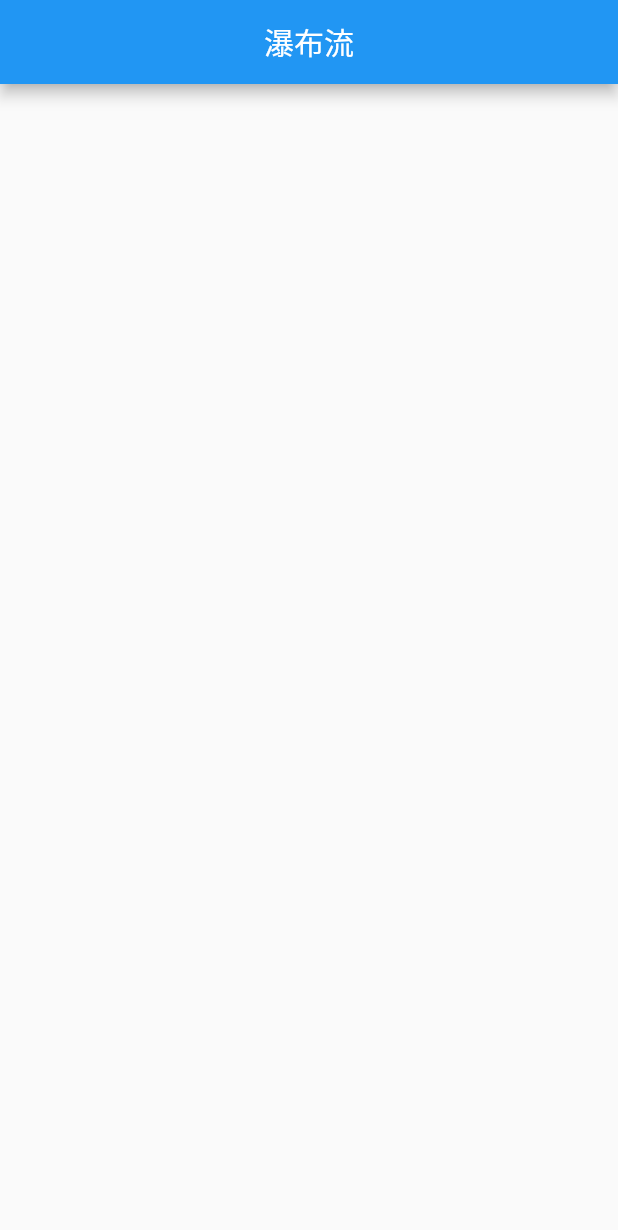
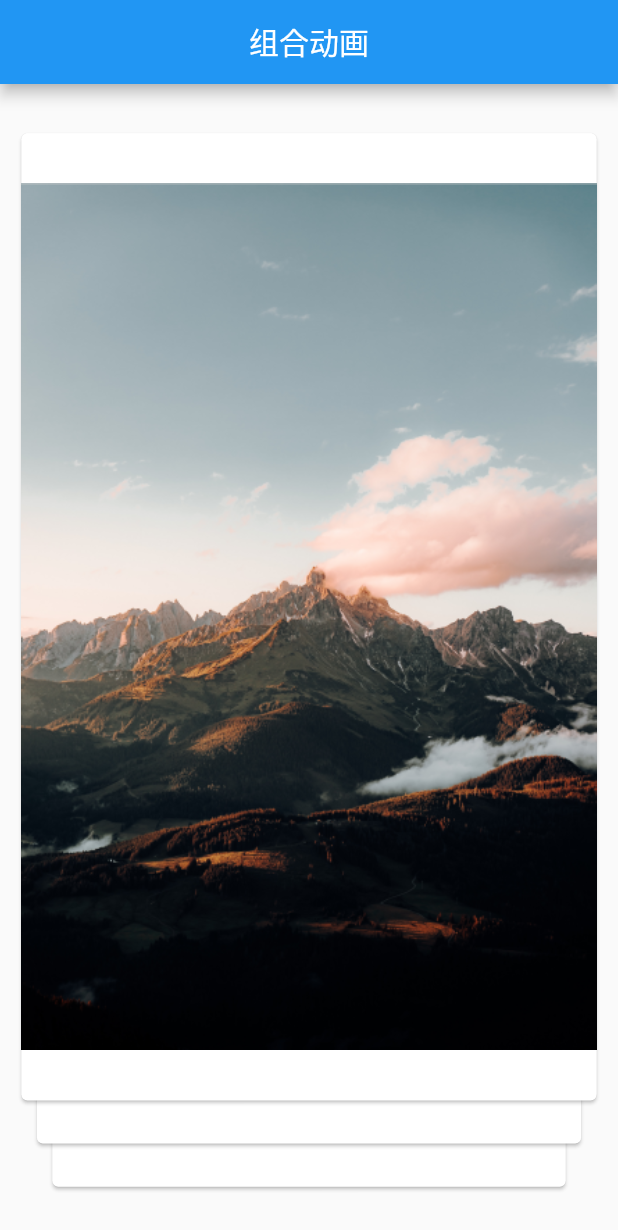
Before and after one commit to RuijinYao/MyFlutterLibrary, a Flutter app: the screen it shows after launch, on a phone screen of 412 x 824 dp. Shown: the top 1230 px of the screen. Run offline on Flutter 3.47's test engine with Material 2 defaults, Android fonts, the phone set to English and light mode, and no system bars; our stand-ins replace cached_network_image, convert, dio, flutter_screenutil, flutter_swiper, font_awesome_flutter and 4 more; missing offline and left inert: flutter_picker.

Commit message:
组合动画实现卡片切换   旋转, 移动, 缩放

```diff
--- /dev/null
+++ b/my_flutter_library/lib/CombinationAnimation.dart
@@ -0,0 +1,391 @@
+import 'dart:math';
+
+import 'package:flutter/cupertino.dart';
+import 'package:flutter/material.dart';
+import 'package:flutter/physics.dart';
+import 'package:flutter_screenutil/flutter_screenutil.dart';
+
+class CombinationAnimation extends StatefulWidget {
+  @override
+  State<StatefulWidget> createState() {
+    return CombinationAnimationState();
+  }
+}
+
+class CombinationAnimationState extends State<CombinationAnimation> with AutomaticKeepAliveClientMixin, TickerProviderStateMixin {
+  // 卡片列表
+  final List<Widget> _cards = [];
+
+  final List<String> _photos = ['assets/photo_1.png', 'assets/photo_2.png', 'assets/photo_3.png', 'assets/photo_4.png', 'assets/photo_5.png'];
+
+  // 保存最前面卡片的定位
+  Alignment _frontCardAlignment = Alignment(0.0, -0.5);
+
+  // 保存最前面卡片的旋转角度
+  double _frontCardRotation = 0.0;
+
+  // 卡片横轴距离限制
+  final double limit = 5.0;
+
+  // 卡片回弹动画
+  Animation<Alignment> _reboundAnimation;
+
+  // 卡片回弹动画控制器
+  AnimationController _reboundController;
+
+  // 卡片位置变换动画控制器
+  AnimationController _cardChangeController;
+
+  //  前面的卡片，使用 Align 定位
+  Widget _frontCard(BoxConstraints constraints) {
+    // 判断是否还有卡片
+    Widget card = _cards[0];
+
+    // 判断动画是否在运行
+    bool forward = _cardChangeController.status == AnimationStatus.forward;
+    Widget rotate = Transform.rotate(
+      angle: (pi / 180.0) * _frontCardRotation,
+      // 使用 SizedBox 确定卡片尺寸
+      child: SizedBox.fromSize(
+        // 计算卡片尺寸，相对于父容器
+        size: CardSizes.front(constraints),
+        child: card,
+      ),
+    );
+
+    // 在动画运行时使用动画值
+    if (forward) {
+      return Align(
+        alignment: CardAnimations.frontCardDisappearAnimation(
+          _cardChangeController,
+          _frontCardAlignment,
+        ).value,
+        child: rotate,
+      );
+    }
+
+    // 否则使用默认值
+    return Align(
+      alignment: _frontCardAlignment,
+      child: rotate,
+    );
+  }
+
+  // 中间的卡片，使用 Align 定位
+  Widget _middleCard(BoxConstraints constraints) {
+    // 判断是否还有两张卡片
+    Widget card = _cards[1];
+    // 判断动画是否在运行
+    bool forward = _cardChangeController.status == AnimationStatus.forward;
+
+    // 在动画运行时使用动画值
+    if (forward) {
+      return Align(
+        alignment: CardAnimations.middleCardAlignmentAnimation(
+          _cardChangeController,
+        ).value,
+        child: SizedBox.fromSize(
+          size: CardAnimations.middleCardSizeAnimation(
+            _cardChangeController,
+            constraints,
+          ).value,
+          child: card,
+        ),
+      );
+    }
+
+    // 否则使用默认值
+    return Align(
+      alignment: CardAlignments.middle,
+      child: SizedBox.fromSize(
+        size: CardSizes.middle(constraints),
+        child: card,
+      ),
+    );
+  }
+
+  // 后面的卡片，使用 Align 定位
+  Widget _backCard(BoxConstraints constraints) {
+    // 判断数组中是否还有三张卡片
+    Widget card = _cards[2];
+    // 判断动画是否在运行
+    bool forward = _cardChangeController.status == AnimationStatus.forward;
+
+    // 在动画运行时使用动画值
+    if (forward) {
+      return Align(
+        alignment: CardAnimations.backCardAlignmentAnimation(
+          _cardChangeController,
+        ).value,
+        child: SizedBox.fromSize(
+          size: CardAnimations.backCardSizeAnimation(
+            _cardChangeController,
+            constraints,
+          ).value,
+          child: card,
+        ),
+      );
+    }
+
+    // 否则使用默认值
+    return Align(
+      alignment: CardAlignments.back,
+      child: SizedBox.fromSize(
+        size: CardSizes.back(constraints),
+        child: card,
+      ),
+    );
+  }
+
+  @override
+  void initState() {
+    super.initState();
+
+    // 初始化回弹的动画控制器
+    _reboundController = AnimationController(vsync: this)
+      ..addListener(() {
+        setState(() {
+          // 动画运行时更新最前面卡片的 alignment 属性
+          _frontCardAlignment = _reboundAnimation.value;
+        });
+      });
+
+    // 初始化卡片换位动画控制器
+    _cardChangeController = AnimationController(
+      duration: Duration(milliseconds: 500),
+      vsync: this,
+    )
+      ..addListener(() => setState(() {}))
+      ..addStatusListener((status) {
+        if (status == AnimationStatus.completed) {
+          // 动画结束后将将第一位移到最后一位, 以实现循环播放
+          _cards.add(_cards.removeAt(0));
+
+          // 动画运行结束后重置位置和旋转
+          _frontCardRotation = 0.0;
+          _frontCardAlignment = CardAlignments.front;
+          setState(() {});
+        }
+      });
+
+    _cards.addAll(List.generate(
+        5,
+        (index) => Card(
+              color: Colors.white,
+              child: Image.asset(_photos[index])
+            )));
+  }
+
+  @override
+  Widget build(BuildContext context) {
+    super.build(context);
+    ScreenUtil.init(context, width: 750, height: 1334, allowFontScaling: true);
+
+    return Scaffold(
+      appBar: AppBar(
+        title: Text("组合动画"),
+        centerTitle: true,
+      ),
+      body: LayoutBuilder(
+        builder: (context, constraints) {
+          // 使用 LayoutBuilder 获取容器的尺寸，传个子项计算卡片尺寸
+          Size size = MediaQuery.of(context).size;
+          double speed = 10.0;
+
+          return Stack(
+            children: <Widget>[
+              _cards.length > 2 ? _backCard(constraints) : Container(),
+              _cards.length > 1 ? _middleCard(constraints) : Container(),
+              _cards.length > 0 ? _frontCard(constraints) : _emptyView(),
+
+              // 使用一个占满父元素的 GestureDetector 监听手指移动
+              // 如果动画在运行中就不在响应手势
+              // 设备数大于1才响应手势
+              _cardChangeController.status != AnimationStatus.forward && _cards.length > 1
+                  ? SizedBox.expand(
+                      child: GestureDetector(
+                        onPanDown: (DragDownDetails details) {},
+                        onPanUpdate: (DragUpdateDetails details) {
+                          // 手指移动就更新最前面卡片的 alignment 属性
+                          _frontCardAlignment += Alignment(
+                            details.delta.dx / (size.width / 2) * speed,
+                            details.delta.dy / (size.height / 2) * speed,
+                          );
+                          // 设置最前面卡片的旋转角度
+                          _frontCardRotation = _frontCardAlignment.x;
+                          // setState 更新界面
+                          setState(() {});
+                        },
+                        onPanEnd: (DragEndDetails details) {
+                          // 如果最前面的卡片横轴移动距离超过限制就运行换位动画，否则运行回弹动画
+                          if (_frontCardAlignment.x > limit || _frontCardAlignment.x < -limit) {
+                            _runChangeOrderAnimation();
+                          } else {
+                            _runReboundAnimation(
+                              details.velocity.pixelsPerSecond,
+                              size,
+                            );
+                          }
+                        },
+                      ),
+                    )
+                  : IgnorePointer(),
+            ],
+          );
+        },
+      ),
+    );
+  }
+
+  //列表为空显示空提醒
+  Widget _emptyView() {
+    return Center(
+      child: Text(
+        "暂无设备\n请联系工作人员上门绑定设备",
+        textAlign: TextAlign.center,
+        style: TextStyle(fontSize: 40.sp),
+      ),
+    );
+  }
+
+  // 改变位置的动画
+  void _runChangeOrderAnimation() {
+    _cardChangeController.reset();
+    _cardChangeController.forward();
+  }
+
+  // 卡片回弹的动画
+  void _runReboundAnimation(Offset pixelsPerSecond, Size size) {
+    // 创建动画值
+    _reboundAnimation = _reboundController.drive(
+      AlignmentTween(
+        // 起始值是卡片当前位置，最终值是卡片的默认位置
+        begin: _frontCardAlignment,
+        end: Alignment(0.0, -0.5),
+      ),
+    );
+    // 计算卡片运动速度
+    final double unitsPerSecondX = pixelsPerSecond.dx / size.width;
+    final double unitsPerSecondY = pixelsPerSecond.dy / size.height;
+    final unitsPerSecond = Offset(unitsPerSecondX, unitsPerSecondY);
+    final unitVelocity = unitsPerSecond.distance;
+    // 创建弹簧模拟的定义
+    const spring = SpringDescription(mass: 30, stiffness: 1, damping: 1);
+    // 创建弹簧模拟
+    final simulation = SpringSimulation(spring, 0, 1, -unitVelocity);
+    // 根据给定的模拟运行动画
+    _reboundController.animateWith(simulation);
+    // 重置旋转值
+    _frontCardRotation = 0.0;
+    setState(() {});
+  }
+
+  @override
+  bool get wantKeepAlive => true;
+}
+
+/// 卡片尺寸
+class CardSizes {
+  static Size front(BoxConstraints constraints) {
+    return Size(constraints.maxWidth * 0.95, constraints.maxHeight * 0.85);
+  }
+
+  static Size middle(BoxConstraints constraints) {
+    return Size(constraints.maxWidth * 0.9, constraints.maxHeight * 0.85);
+  }
+
+  static Size back(BoxConstraints constraints) {
+    return Size(constraints.maxWidth * 0.85, constraints.maxHeight * 0.85);
+  }
+}
+
+/// 卡片位置
+class CardAlignments {
+  static Alignment front = Alignment(0.0, -0.5);
+  static Alignment middle = Alignment(0.0, 0.0);
+  static Alignment back = Alignment(0.0, 0.5);
+}
+
+/// 卡片运动动画
+class CardAnimations {
+  /// 最前面卡片的消失动画值
+  static Animation<Alignment> frontCardDisappearAnimation(
+    AnimationController parent,
+    Alignment beginAlignment,
+  ) {
+    return AlignmentTween(
+      begin: beginAlignment,
+      end: Alignment(
+        beginAlignment.x > 0 ? beginAlignment.x + 40.0 : beginAlignment.x - 40.0,
+        0.0,
+      ),
+    ).animate(
+      CurvedAnimation(
+        parent: parent,
+        curve: Interval(0.0, 0.5, curve: Curves.easeIn),
+      ),
+    );
+  }
+
+  /// 中间卡片位置变换动画值
+  static Animation<Alignment> middleCardAlignmentAnimation(
+    AnimationController parent,
+  ) {
+    return AlignmentTween(
+      begin: CardAlignments.middle,
+      end: CardAlignments.front,
+    ).animate(
+      CurvedAnimation(
+        parent: parent,
+        curve: Interval(0.2, 0.5, curve: Curves.easeIn),
+      ),
+    );
+  }
+
+  /// 中间卡片尺寸变换动画值
+  static Animation<Size> middleCardSizeAnimation(
+    AnimationController parent,
+    BoxConstraints constraints,
+  ) {
+    return SizeTween(
+      begin: CardSizes.middle(constraints),
+      end: CardSizes.front(constraints),
+    ).animate(
+      CurvedAnimation(
+        parent: parent,
+        curve: Interval(0.2, 0.5, curve: Curves.easeIn),
+      ),
+    );
+  }
+
+  /// 最后面卡片位置变换动画值
+  static Animation<Alignment> backCardAlignmentAnimation(
+    AnimationController parent,
+  ) {
+    return AlignmentTween(
+      begin: CardAlignments.back,
+      end: CardAlignments.middle,
+    ).animate(
+      CurvedAnimation(
+        parent: parent,
+        curve: Interval(0.4, 0.7, curve: Curves.easeIn),
+      ),
+    );
+  }
+
+  /// 最后面卡片尺寸变换动画值
+  static Animation<Size> backCardSizeAnimation(
+    AnimationController parent,
+    BoxConstraints constraints,
+  ) {
+    return SizeTween(
+      begin: CardSizes.back(constraints),
+      end: CardSizes.middle(constraints),
+    ).animate(
+      CurvedAnimation(
+        parent: parent,
+        curve: Interval(0.4, 0.7, curve: Curves.easeIn),
+      ),
+    );
+  }
+}
--- a/my_flutter_library/lib/main.dart
+++ b/my_flutter_library/lib/main.dart
@@ -1,5 +1,6 @@
 import 'package:flutter/material.dart';
 import 'package:flutter_screenutil/flutter_screenutil.dart';
+import 'package:my_flutter_library/CombinationAnimation.dart';
 import 'package:my_flutter_library/DownloadPage.dart';
 import 'package:my_flutter_library/ListAnimationPage.dart';
 import 'package:my_flutter_library/PagerGridPage.dart';
@@ -23,7 +24,7 @@ class MyApp extends StatelessWidget {
         primarySwatch: Colors.blue,
         visualDensity: VisualDensity.adaptivePlatformDensity,
       ),
-      home: StaggeredGridPage(),
+      home: CombinationAnimation(),
     );
   }
 }
--- a/my_flutter_library/pubspec.yaml
+++ b/my_flutter_library/pubspec.yaml
@@ -75,6 +75,11 @@ flutter:
     - assets/avatar.jpg
     - assets/check.png
     - assets/placeholder.png
+    - assets/photo_1.png
+    - assets/photo_2.png
+    - assets/photo_3.png
+    - assets/photo_4.png
+    - assets/photo_5.png
     - assets/double_ring_loading_io.gif
 
 
```
Also changed, not shown: my_flutter_library/assets/photo_1.png (added), my_flutter_library/assets/photo_2.png (added), my_flutter_library/assets/photo_3.png (added), my_flutter_library/assets/photo_4.png (added), my_flutter_library/assets/photo_5.png (added).
